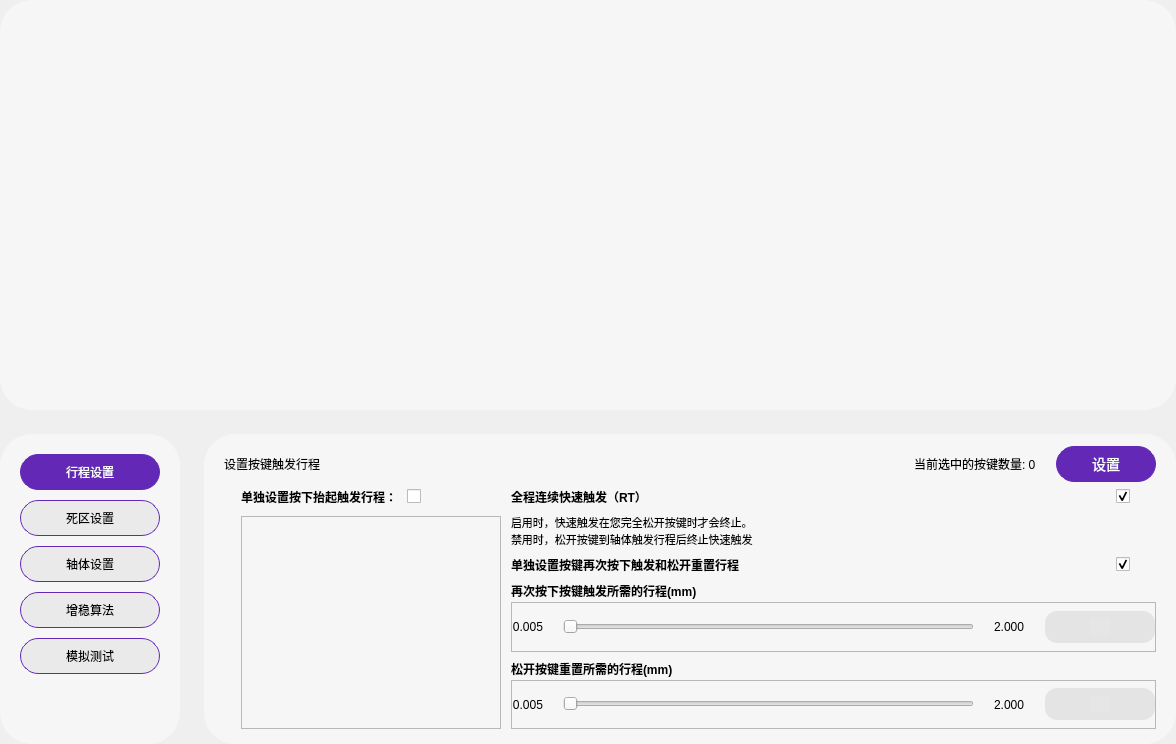
Before: the Qt Designer form FrameMagic.ui in wlffeng2008/AkkoStudio, drawn with Qt 5.
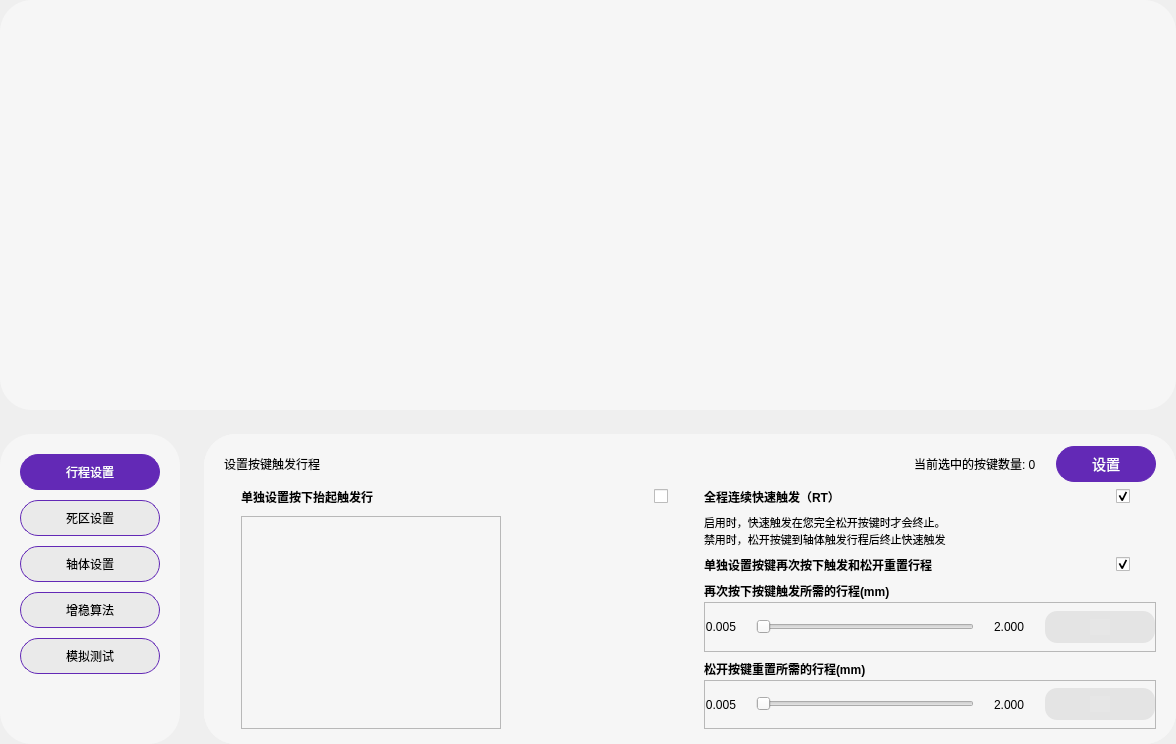
After: the same form once the commit is applied. The open tabs and pages were chosen to show the change. Icons and pictures are not drawn. Custom widgets are drawn as their Qt base class.

Patch:
```diff
--- a/FrameMagic.ui
+++ b/FrameMagic.ui
@@ -382,7 +382,7 @@
                <item>
                 <layout class="QVBoxLayout" name="verticalLayout_18" stretch="0,1">
                  <item>
-                  <layout class="QHBoxLayout" name="horizontalLayout_20">
+                  <layout class="QHBoxLayout" name="horizontalLayout_20" stretch="1,0">
                    <item alignment="Qt::AlignmentFlag::AlignLeft">
                     <widget class="QLabel" name="label_10">
                      <property name="font">
@@ -396,6 +396,9 @@
                      <property name="alignment">
                       <set>Qt::AlignmentFlag::AlignLeading|Qt::AlignmentFlag::AlignLeft|Qt::AlignmentFlag::AlignVCenter</set>
                      </property>
+                     <property name="wordWrap">
+                      <bool>true</bool>
+                     </property>
                     </widget>
                    </item>
                    <item alignment="Qt::AlignmentFlag::AlignLeft">
@@ -545,6 +548,9 @@
                       <property name="alignment">
                        <set>Qt::AlignmentFlag::AlignLeading|Qt::AlignmentFlag::AlignLeft|Qt::AlignmentFlag::AlignVCenter</set>
                       </property>
+                      <property name="wordWrap">
+                       <bool>true</bool>
+                      </property>
                      </widget>
                     </item>
                     <item>
@@ -606,6 +612,9 @@
                       <property name="alignment">
                        <set>Qt::AlignmentFlag::AlignLeading|Qt::AlignmentFlag::AlignLeft|Qt::AlignmentFlag::AlignVCenter</set>
                       </property>
+                      <property name="wordWrap">
+                       <bool>true</bool>
+                      </property>
                      </widget>
                     </item>
                     <item>
@@ -2066,17 +2075,17 @@
   </layout>
  </widget>
  <customwidgets>
-  <customwidget>
-   <class>ModuleKeyboard</class>
-   <extends>QFrame</extends>
-   <header>modulekeyboard.h</header>
-   <container>1</container>
-  </customwidget>
   <customwidget>
    <class>ToggleButton</class>
    <extends>QCheckBox</extends>
    <header>togglebutton.h</header>
   </customwidget>
+  <customwidget>
+   <class>ModuleKeyboard</class>
+   <extends>QFrame</extends>
+   <header>modulekeyboard.h</header>
+   <container>1</container>
+  </customwidget>
   <customwidget>
    <class>ModuleLinear</class>
    <extends>QFrame</extends>
```
Left out of the diff: 34 changed lines with no effect on the pictures.
